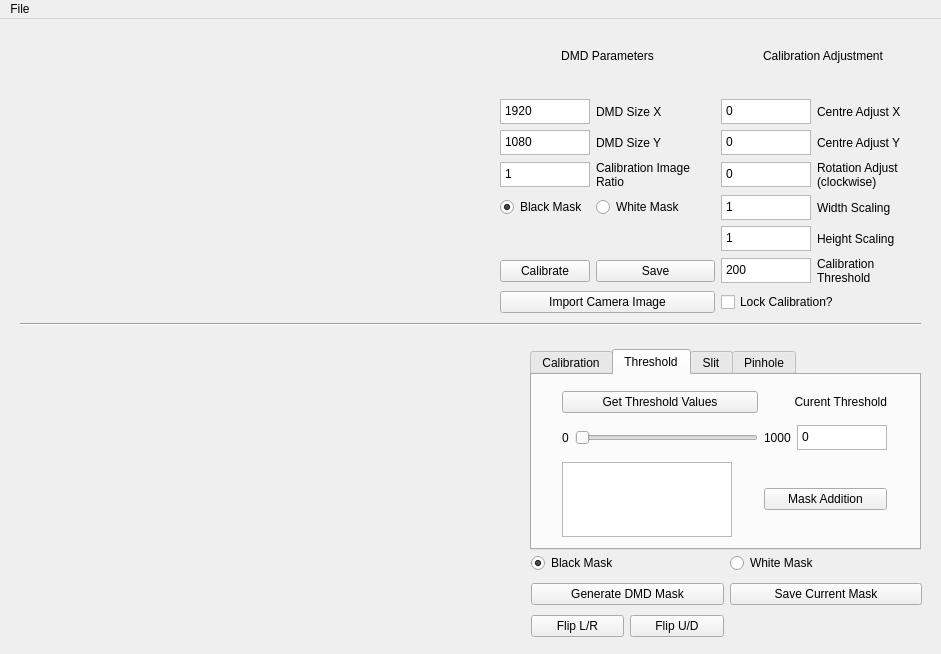
Qt form appMainWindow.ui (JoeWolf92/DMD-PyCalibration) before a commit.
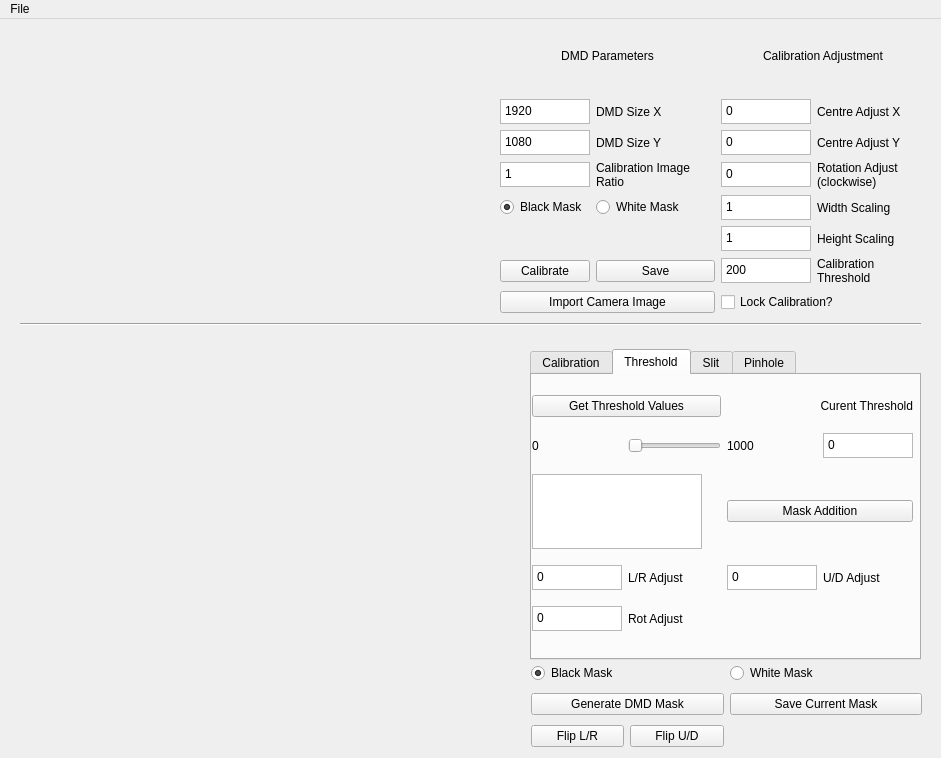
The same form after that commit. The open tabs and pages were chosen to show the change. Icons and pictures are not drawn.

Commit message: Added Threshold Mask Adjust

The edit to the form file:
```diff
--- a/appMainWindow.ui
+++ b/appMainWindow.ui
@@ -7,7 +7,7 @@
     <x>0</x>
     <y>0</y>
     <width>941</width>
-    <height>654</height>
+    <height>758</height>
    </rect>
   </property>
   <property name="sizePolicy">
@@ -29,11 +29,11 @@
       <x>530</x>
       <y>330</y>
       <width>391</width>
-      <height>201</height>
+      <height>311</height>
      </rect>
     </property>
     <property name="currentIndex">
-     <number>0</number>
+     <number>1</number>
     </property>
     <widget class="QWidget" name="tab_Calibration">
      <attribute name="title">
@@ -120,13 +120,35 @@
      <widget class="QWidget" name="gridLayoutWidget_4">
       <property name="geometry">
        <rect>
-        <x>30</x>
+        <x>0</x>
         <y>10</y>
-        <width>325</width>
-        <height>160</height>
+        <width>381</width>
+        <height>261</height>
        </rect>
       </property>
       <layout class="QGridLayout" name="gridLayout_4">
+       <item row="3" column="2">
+        <widget class="QPlainTextEdit" name="txt_maskAdjustUD">
+         <property name="minimumSize">
+          <size>
+           <width>90</width>
+           <height>25</height>
+          </size>
+         </property>
+         <property name="maximumSize">
+          <size>
+           <width>90</width>
+           <height>25</height>
+          </size>
+         </property>
+         <property name="tabChangesFocus">
+          <bool>true</bool>
+         </property>
+         <property name="plainText">
+          <string>0</string>
+         </property>
+        </widget>
+       </item>
        <item row="2" column="2" colspan="2">
         <widget class="QPushButton" name="btn_MaskToAdd">
          <property name="text">
@@ -134,6 +156,35 @@
          </property>
         </widget>
        </item>
+       <item row="0" column="0" colspan="2">
+        <widget class="QPushButton" name="btn_getThresholdValues">
+         <property name="text">
+          <string>Get Threshold Values</string>
+         </property>
+        </widget>
+       </item>
+       <item row="3" column="0">
+        <widget class="QPlainTextEdit" name="txt_maskAdjustLR">
+         <property name="minimumSize">
+          <size>
+           <width>90</width>
+           <height>25</height>
+          </size>
+         </property>
+         <property name="maximumSize">
+          <size>
+           <width>90</width>
+           <height>25</height>
+          </size>
+         </property>
+         <property name="tabChangesFocus">
+          <bool>true</bool>
+         </property>
+         <property name="plainText">
+          <string>0</string>
+         </property>
+        </widget>
+       </item>
        <item row="1" column="2">
         <widget class="QLabel" name="label_highValueThreshold">
          <property name="text">
@@ -141,6 +192,26 @@
          </property>
         </widget>
        </item>
+       <item row="1" column="1">
+        <widget class="QSlider" name="slider_thresholdValue">
+         <property name="orientation">
+          <enum>Qt::Horizontal</enum>
+         </property>
+        </widget>
+       </item>
+       <item row="0" column="2" colspan="2">
+        <widget class="QLabel" name="label_ThresholdLevel">
+         <property name="text">
+          <string>Curent Threshold</string>
+         </property>
+         <property name="alignment">
+          <set>Qt::AlignRight|Qt::AlignTrailing|Qt::AlignVCenter</set>
+         </property>
+         <property name="wordWrap">
+          <bool>true</bool>
+         </property>
+        </widget>
+       </item>
        <item row="2" column="0" colspan="2">
         <widget class="QPlainTextEdit" name="txt_MaskToAdd">
          <property name="minimumSize">
@@ -166,27 +237,6 @@
          </property>
         </widget>
        </item>
-       <item row="1" column="0">
-        <widget class="QLabel" name="label_lowValueThreshold">
-         <property name="text">
-          <string>0</string>
-         </property>
-        </widget>
-       </item>
-       <item row="1" column="1">
-        <widget class="QSlider" name="slider_thresholdValue">
-         <property name="orientation">
-          <enum>Qt::Horizontal</enum>
-         </property>
-        </widget>
-       </item>
-       <item row="0" column="0" colspan="2">
-        <widget class="QPushButton" name="btn_getThresholdValues">
-         <property name="text">
-          <string>Get Threshold Values</string>
-         </property>
-        </widget>
-       </item>
        <item row="1" column="3">
         <widget class="QPlainTextEdit" name="txt_currentThreshold">
          <property name="minimumSize">
@@ -209,16 +259,53 @@
          </property>
         </widget>
        </item>
-       <item row="0" column="2" colspan="2">
-        <widget class="QLabel" name="label_ThresholdLevel">
+       <item row="1" column="0">
+        <widget class="QLabel" name="label_lowValueThreshold">
          <property name="text">
-          <string>Curent Threshold</string>
+          <string>0</string>
          </property>
-         <property name="alignment">
-          <set>Qt::AlignRight|Qt::AlignTrailing|Qt::AlignVCenter</set>
+        </widget>
+       </item>
+       <item row="4" column="0">
+        <widget class="QPlainTextEdit" name="txt_maskAdjustRot">
+         <property name="minimumSize">
+          <size>
+           <width>90</width>
+           <height>25</height>
+          </size>
          </property>
-         <property name="wordWrap">
+         <property name="maximumSize">
+          <size>
+           <width>90</width>
+           <height>25</height>
+          </size>
+         </property>
+         <property name="tabChangesFocus">
           <bool>true</bool>
+         </property>
+         <property name="plainText">
+          <string>0</string>
+         </property>
+        </widget>
+       </item>
+       <item row="3" column="1">
+        <widget class="QLabel" name="label_maskAdjustLR">
+         <property name="text">
+          <string>L/R Adjust</string>
+         </property>
+        </widget>
+       </item>
+       <item row="3" column="3">
+        <widget class="QLabel" name="label_maskAdjustUD">
+         <property name="text">
+          <string>U/D Adjust</string>
+         </property>
+        </widget>
+       </item>
+       <item row="4" column="1">
+        <widget class="QLabel" name="label_maskAdjustRot">
+         <property name="text">
+          <string>Rot Adjust</string>
          </property>
         </widget>
        </item>
@@ -933,7 +1020,7 @@
     <property name="geometry">
      <rect>
       <x>531</x>
-      <y>530</y>
+      <y>640</y>
       <width>391</width>
       <height>92</height>
      </rect>
```
The commit also changes 3 other files.
